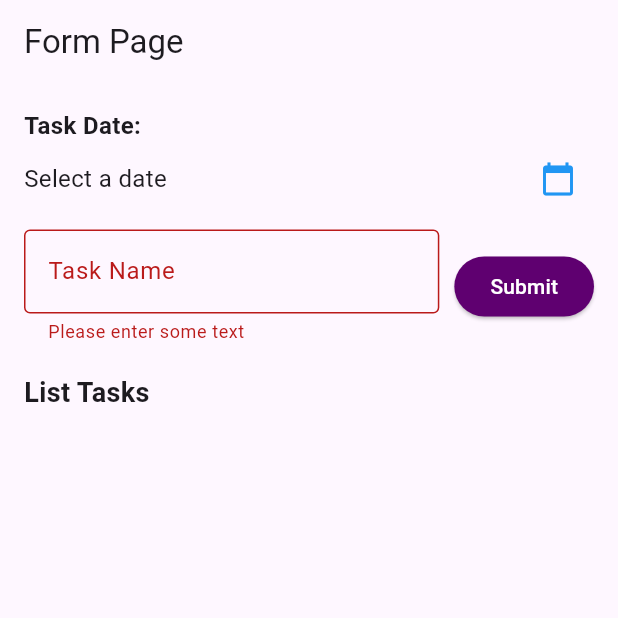
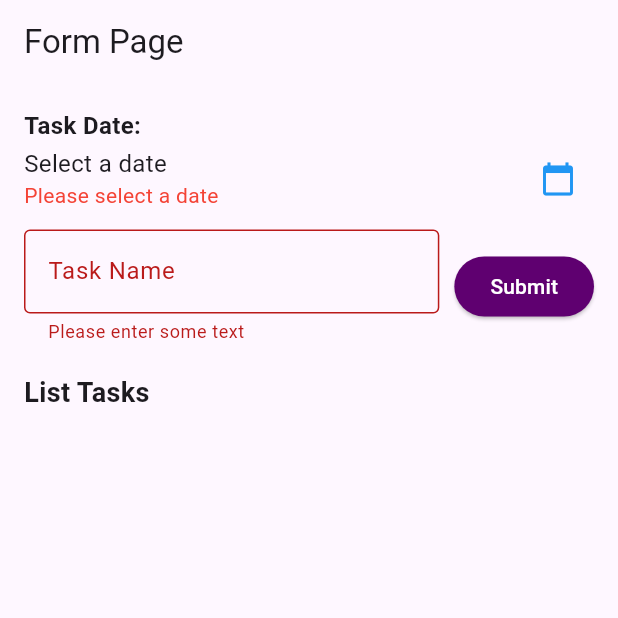
Before and after one commit to Abdurrafi07/TodoApp_0103, a Flutter app: the screen it shows after launch, after a tap on "Submit", on a phone screen of 412 x 824 dp, the top half of it. Run offline on Flutter 3.47's test engine with Material 3 defaults, Android fonts, the phone set to English and light mode, and no system bars.

Commit message:
Menampilkan pesan kesalahan jika tanggal belum dipilih

```diff
--- a/lib/task_page.dart
+++ b/lib/task_page.dart
@@ -124,6 +124,11 @@ class _TaskPageState extends State<TaskPage> {
                             : "${_selectedDate!.day}-${_selectedDate!.month}-${_selectedDate!.year} ${_selectedDate!.hour}:${_selectedDate!.minute}",
                         style: const TextStyle(fontSize: 16),
                       ),
+                      if (_isDateInvalid)
+                        const Text(
+                          "Please select a date",
+                          style: TextStyle(fontSize: 14, color: Colors.red),
+                        ),
                     ],
                   ),
                 ),
```
